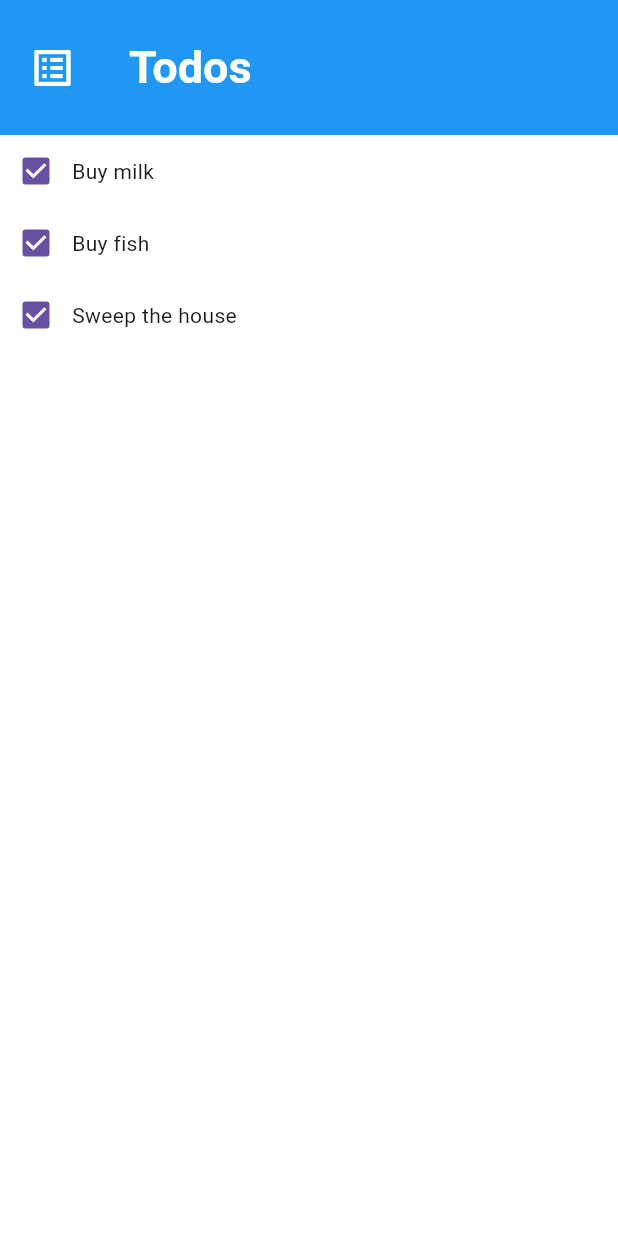
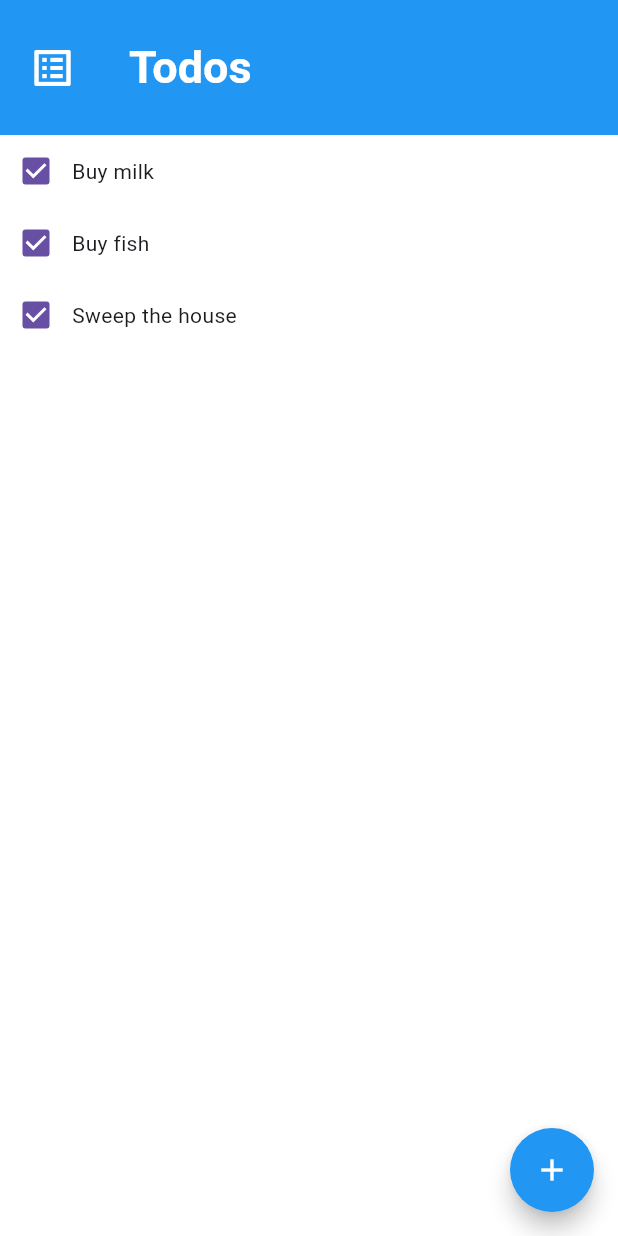
Before and after one commit to LordOlumide/todo_bootcamp, a Flutter app: the TodoSplashScreen screen opened directly, after a tap on "Start", on a phone screen of 412 x 824 dp. Run offline on Flutter 3.47's test engine with Material 3 defaults, Android fonts, the phone set to English and light mode, and no system bars.

Commit message:
Adding Todos now works

```diff
--- a/lib/main.dart
+++ b/lib/main.dart
@@ -1,3 +1,4 @@
+import 'package:bootcamp_1/screens/choice_screen.dart';
 import 'package:bootcamp_1/screens/todo_splash_screen.dart';
 import 'package:flutter/material.dart';
 
@@ -10,6 +11,6 @@ class ProfileCardApp extends StatelessWidget {
 
   @override
   Widget build(BuildContext context) {
-    return MaterialApp(home: TodoSplashScreen());
+    return MaterialApp(home: ChoiceScreen());
   }
 }
--- a/lib/models/todo_model.dart
+++ b/lib/models/todo_model.dart
@@ -6,4 +6,9 @@ class Todo {
     required this.content,
     // required this.isDone,
   });
+
+  @override
+  String toString() {
+    return 'Todo(content: $content)';
+  }
 }
--- a/lib/screens/todo_screen.dart
+++ b/lib/screens/todo_screen.dart
@@ -1,12 +1,7 @@
 import 'package:bootcamp_1/models/todo_model.dart';
+import 'package:bootcamp_1/widgets/todo_bottom_sheet.dart';
 import 'package:bootcamp_1/widgets/todo_container.dart';
 import 'package:flutter/material.dart';
-
-List<Todo> dummyTodos = [
-  Todo(content: 'Buy milk'),
-  Todo(content: 'Buy fish'),
-  Todo(content: 'Sweep the house'),
-];
 
 class TodoScreen extends StatefulWidget {
   const TodoScreen({super.key});
@@ -16,10 +11,16 @@ class TodoScreen extends StatefulWidget {
 }
 
 class _TodoScreenState extends State<TodoScreen> {
-  List<bool> states = [true, true, true];
+  List<Todo> dummyTodos = [
+    Todo(content: 'Buy milk'),
+    Todo(content: 'Buy fish'),
+    Todo(content: 'Sweep the house'),
+  ];
 
   @override
   Widget build(BuildContext context) {
+    print(dummyTodos);
+
     return Scaffold(
       backgroundColor: Colors.white,
       appBar: AppBar(
@@ -34,35 +35,38 @@ class _TodoScreenState extends State<TodoScreen> {
         foregroundColor: Colors.white,
         centerTitle: false,
       ),
+      floatingActionButton: FloatingActionButton(
+        onPressed: () async {
+          final result = await showModalBottomSheet(
+            context: context,
+            scrollControlDisabledMaxHeightRatio: 0.7,
+            builder: (context) {
+              return TodoBottomSheet();
+            },
+          );
+          if (result != null && result is String) {
+            setState(() {
+              dummyTodos.add(Todo(content: result));
+            });
+          }
+        },
+        shape: CircleBorder(),
+        backgroundColor: Colors.blue,
+        foregroundColor: Colors.white,
+        child: Icon(Icons.add),
+      ),
       body: Column(
         children: [
-          TodoContainer(
-            todo: dummyTodos[0],
-            isSelected: states[0],
-            onTodoChanged: (bool newValue) {
-              setState(() {
-                states[0] = !states[0];
-              });
-            },
-          ),
-          TodoContainer(
-            todo: dummyTodos[1],
-            isSelected: states[1],
-            onTodoChanged: (bool newValue) {
-              setState(() {
-                states[1] = !states[1];
-              });
-            },
-          ),
-          TodoContainer(
-            todo: dummyTodos[2],
-            isSelected: states[2],
-            onTodoChanged: (bool newValue) {
-              setState(() {
-                states[2] = !states[2];
-              });
-            },
-          ),
+          for (int index = 0; index < dummyTodos.length; index++)
+            TodoContainer(
+              todo: dummyTodos[index],
+              isSelected: true,
+              onTodoChanged: (bool newValue) {
+                // setState(() {
+                //   states[0] = !states[0];
+                // });
+              },
+            ),
         ],
       ),
     );
--- a/lib/screens/todo_splash_screen.dart
+++ b/lib/screens/todo_splash_screen.dart
@@ -34,9 +34,12 @@ class TodoSplashScreen extends StatelessWidget {
                 );
               },
               style: ButtonStyle(
-                backgroundColor: WidgetStatePropertyAll(Colors.blueAccent),
+                backgroundColor: WidgetStatePropertyAll(Colors.white),
               ),
-              child: Text('Start', style: TextStyle(fontSize: 21)),
+              child: Text(
+                'Start',
+                style: TextStyle(fontSize: 21, color: Colors.blueAccent),
+              ),
             ),
           ],
         ),
```
Also changed, not shown: lib/widgets/todo_bottom_sheet.dart (added, +68 -0 lines).
